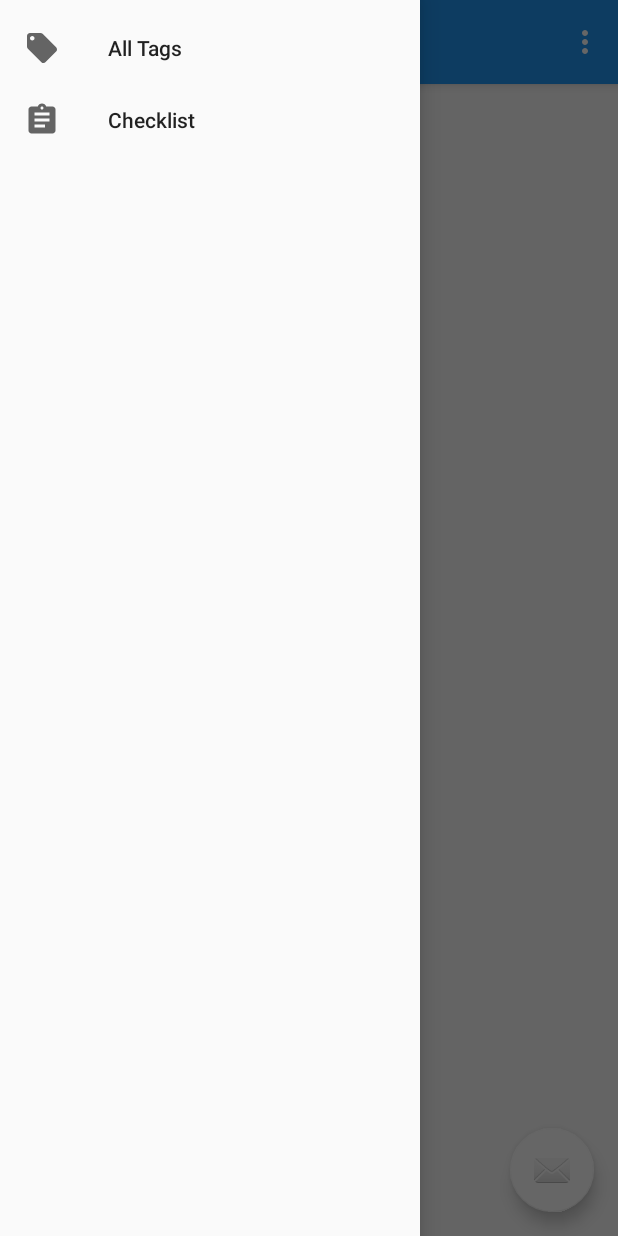
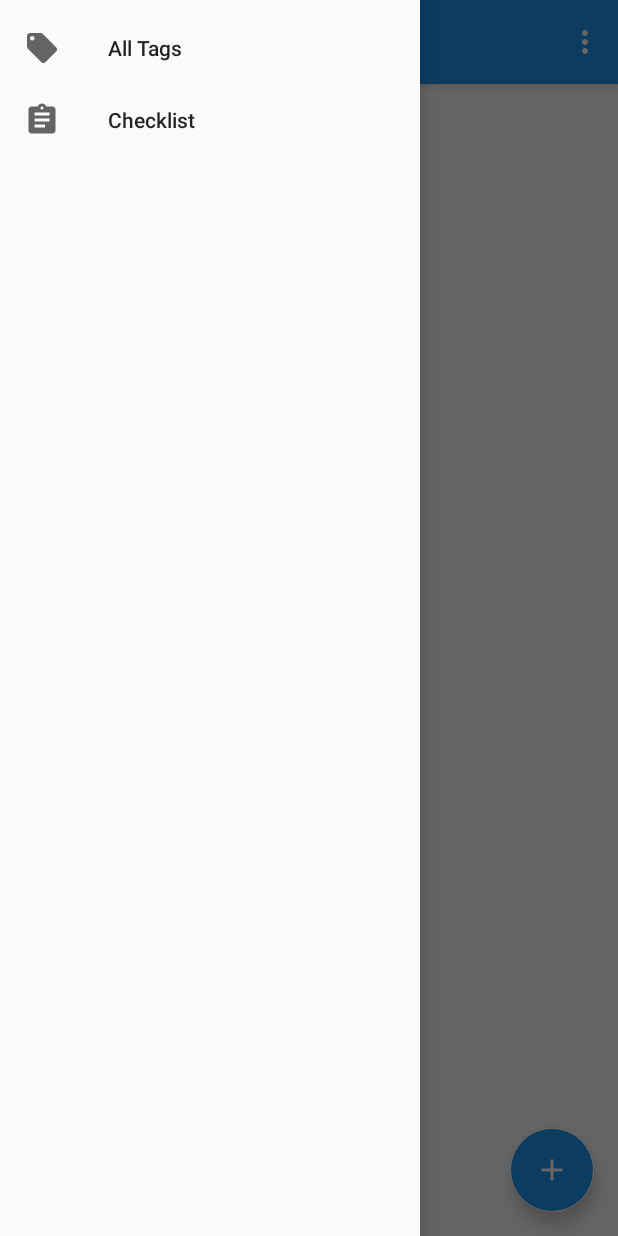
Before and after one commit to benjcolin/NFChecklist, an Android app: the screen it shows after launch (AllTagsActivity), with the side drawer open, on a phone screen of 412 x 824 dp. Run offline under Robolectric (Android 15) with nearby library versions, the phone set to English and light mode, and no system bars.

Commit message:
Neues Layout für new_tag_activity

```diff
--- a/app/src/main/AndroidManifest.xml
+++ b/app/src/main/AndroidManifest.xml
@@ -18,6 +18,10 @@
                 <category android:name="android.intent.category.LAUNCHER" />
             </intent-filter>
         </activity>
+        <activity android:name=".NewTagActivity"
+            android:label="@string/app_name"
+            android:theme="@style/AppTheme.NoActionBar">
+        </activity>
     </application>
 
 </manifest>
--- /dev/null
+++ b/app/src/main/res/drawable/ic_button_plus.xml
@@ -0,0 +1,9 @@
+<vector xmlns:android="http://schemas.android.com/apk/res/android"
+        android:width="24dp"
+        android:height="24dp"
+        android:viewportWidth="24.0"
+        android:viewportHeight="24.0">
+    <path
+        android:fillColor="#FFFFFFFF"
+        android:pathData="M19,13h-6v6h-2v-6H5v-2h6V5h2v6h6v2z"/>
+</vector>
--- a/app/src/main/res/layout/app_bar_all_tags.xml
+++ b/app/src/main/res/layout/app_bar_all_tags.xml
@@ -25,10 +25,12 @@
 
     <android.support.design.widget.FloatingActionButton
         android:id="@+id/fab"
+        android:backgroundTint="@color/colorPrimary"
+        android:onClick="newTag"
         android:layout_width="wrap_content"
         android:layout_height="wrap_content"
         android:layout_gravity="bottom|end"
         android:layout_margin="@dimen/fab_margin"
-        android:src="@android:drawable/ic_dialog_email" />
+        android:src="@drawable/ic_button_plus"/>
 
 </android.support.design.widget.CoordinatorLayout>
```
Also changed, not shown: app/src/main/res/layout/activity_new_tag.xml (added, +25 -0 lines).
